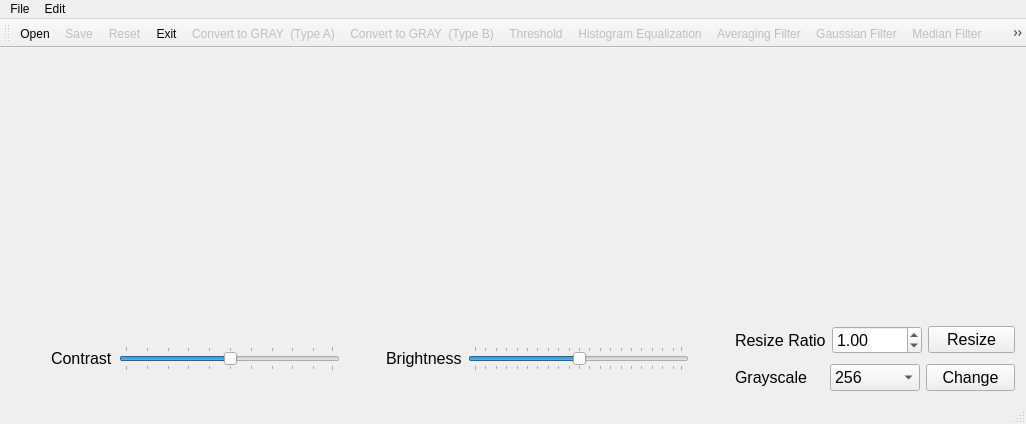
Qt form hw3/SimplePaint/mainwindow.ui (otakusaikou/2016-631-M8210) before a commit.
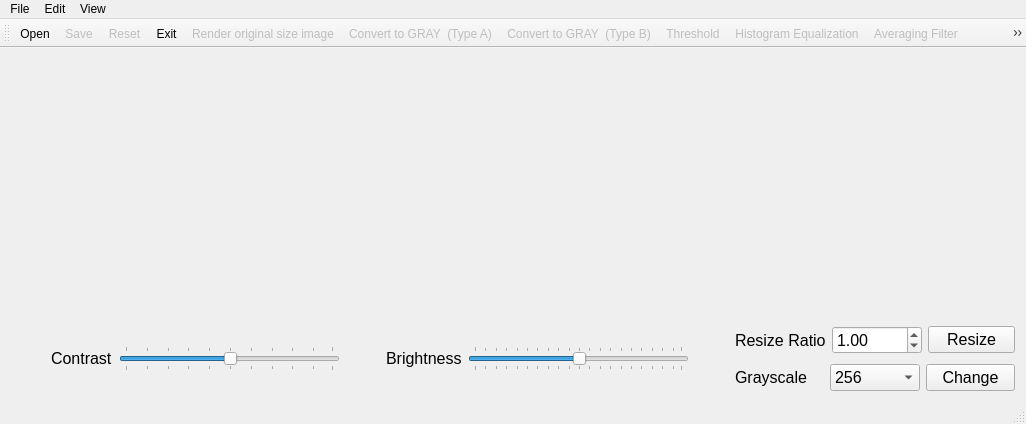
The same form after that commit. Icons and pictures are not drawn.

Commit message: Added the image showing and unsharp masking features

Diff of the .ui file:
```diff
--- a/hw3/SimplePaint/mainwindow.ui
+++ b/hw3/SimplePaint/mainwindow.ui
@@ -390,8 +390,15 @@
     <addaction name="actionHistogram_Equalization"/>
     <addaction name="menuSpatial_filtering_operations"/>
    </widget>
+   <widget class="QMenu" name="menuView">
+    <property name="title">
+     <string>View</string>
+    </property>
+    <addaction name="actionRender_original_size_image"/>
+   </widget>
    <addaction name="menuFile"/>
    <addaction name="menuEdit"/>
+   <addaction name="menuView"/>
   </widget>
   <widget class="QToolBar" name="mainToolBar">
    <attribute name="toolBarArea">
@@ -404,6 +411,7 @@
    <addaction name="actionSave"/>
    <addaction name="actionReset"/>
    <addaction name="actionExit"/>
+   <addaction name="actionRender_original_size_image"/>
    <addaction name="actionConvert_to_GRAY_Type_A"/>
    <addaction name="actionConvert_to_GRAY_Type_B"/>
    <addaction name="actionThreshold"/>
@@ -413,7 +421,8 @@
    <addaction name="actionMedian_Filter"/>
    <addaction name="actionMaxminum_Filter"/>
    <addaction name="actionMinimum_Filter"/>
-   <addaction name="actionLaplace_filter"/>
+   <addaction name="actionLaplacian_filter"/>
+   <addaction name="actionUnsharp_Masking"/>
   </widget>
   <widget class="QStatusBar" name="statusBar"/>
   <action name="actionOpen">
@@ -559,7 +568,7 @@
     <bool>false</bool>
    </property>
    <property name="text">
-    <string>Laplace Filter</string>
+    <string>Laplacian Filter</string>
    </property>
   </action>
   <action name="actionMedian_Filter">
@@ -598,6 +607,29 @@
     <string>Minimum Filter</string>
    </property>
   </action>
+  <action name="actionUnsharp_Masking">
+   <property name="enabled">
+    <bool>false</bool>
+   </property>
+   <property name="text">
+    <string>Unsharp Masking</string>
+   </property>
+  </action>
+  <action name="actionRender_original_size_image">
+   <property name="enabled">
+    <bool>false</bool>
+   </property>
+   <property name="icon">
+    <iconset resource="myres.qrc">
+     <normaloff>:/Icon/icons/render-image-icon.png</normaloff>:/Icon/icons/render-image-icon.png</iconset>
+   </property>
+   <property name="text">
+    <string>Render original size image</string>
+   </property>
+   <property name="shortcut">
+    <string>Ctrl+D</string>
+   </property>
+  </action>
  </widget>
  <layoutdefault spacing="6" margin="11"/>
  <resources>
```
Left out of the diff: 5 changed lines with no effect on the pictures. The commit also changes 14 other files.
